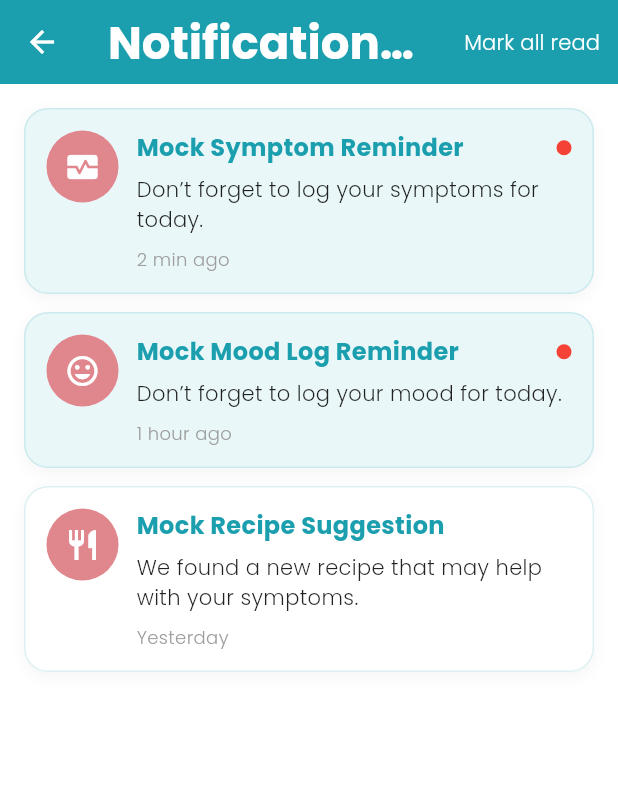
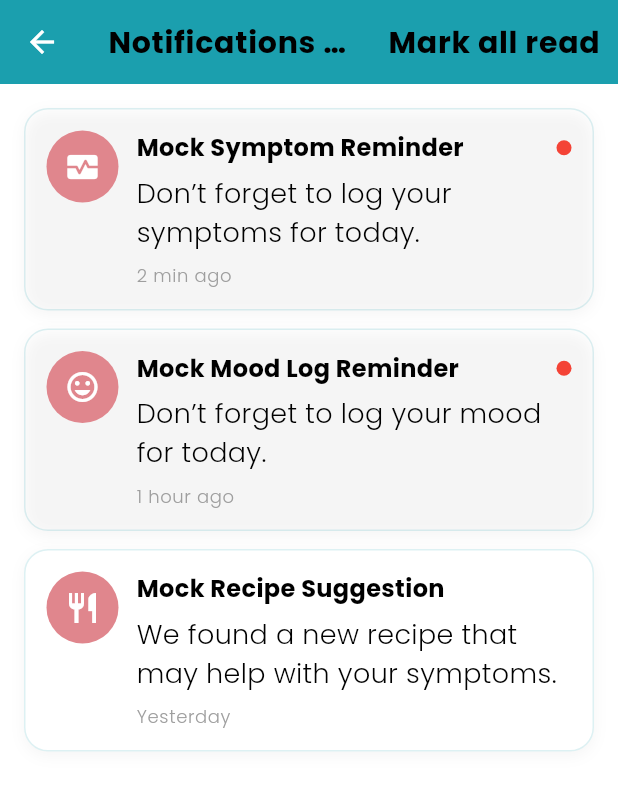
Before and after one commit to Ananyalakshmi-Srinivasan/GutHealthMonitoringApp, a Flutter app: the NotificationScreen screen opened directly, on a phone screen of 412 x 824 dp. Shown: the top 791 px of the screen. Run offline on Flutter 3.47's test engine with Material 3 defaults, Android fonts, the phone set to English and light mode, and no system bars; our stand-ins replace email_validator, firebase_core, firebase_messaging, fl_chart, flutter_form_builder, flutter_local_notifications and 2 more; accounts and stored records are empty.

Commit message:
refactor notification and mood

```diff
--- a/guthealth_app/lib/main.dart
+++ b/guthealth_app/lib/main.dart
@@ -62,7 +62,6 @@
                                                                   //fontFamily: 'Poppins',
                                                                   fontWeight: FontWeight.w600,
                                                                 )),
-
           textTheme: TextTheme(
                       displayLarge: const TextStyle(
                       color: Color(0xFF1B9FAE),
--- a/guthealth_app/lib/screens/notification_screen.dart
+++ b/guthealth_app/lib/screens/notification_screen.dart
@@ -78,37 +78,29 @@
   @override
   Widget build(BuildContext context) {
     return Scaffold(
-      backgroundColor: Colors.white,
       appBar: AppBar(
-        backgroundColor: const Color(0xFF1B9FAE),
         centerTitle: true,
         iconTheme: const IconThemeData(color: Colors.white),
-        title: const Text(
+        title:  Text(
           'Notifications - mock page',
-          style: TextStyle(
-            color: Colors.white,
-            fontWeight: FontWeight.w600,
-          ),
+           style: Theme.of(context).textTheme.bodyLarge
         ),
         actions: [
           TextButton(
             onPressed: markAllAsRead,
-            child: const Text(
+            child:  Text(
               'Mark all read',
-              style: TextStyle(color: Colors.white),
+                style: Theme.of(context).textTheme.bodyLarge
             ),
           ),
         ],
       ),
       body: notifications.isEmpty
-          ? const Center(
+          ?  Center(
         child: Text(
           'No notifications yet',
-          style: TextStyle(
-            fontSize: 16,
-            color: Colors.grey,
-          ),
-        ),
+          style: Theme.of(context).textTheme.bodyMedium
+      ),
       )
           : ListView.separated(
         padding: const EdgeInsets.all(16),
@@ -124,8 +116,8 @@
               padding: const EdgeInsets.all(14),
               decoration: BoxDecoration(
                 color: item.isRead
-                    ? Colors.white
-                    : const Color(0xFFEAF7F9),
+                    ? Theme.of(context).scaffoldBackgroundColor
+                    : null,
                 borderRadius: BorderRadius.circular(16),
                 border: Border.all(
                   color: const Color(0xFF1B9FAE).withValues(alpha: 0.15),
@@ -159,11 +151,7 @@
                             Expanded(
                               child: Text(
                                 item.title,
-                                style: const TextStyle(
-                                  fontSize: 16,
-                                  fontWeight: FontWeight.w600,
-                                  color: Color(0xFF1B9FAE),
-                                ),
+                                style: Theme.of(context).textTheme.bodyMedium!.copyWith(fontWeight:FontWeight.w600, fontSize: 16),
                               ),
                             ),
                             if (!item.isRead)
@@ -180,19 +168,12 @@
                         const SizedBox(height: 6),
                         Text(
                           item.message,
-                          style: const TextStyle(
-                            fontSize: 14,
-                            color: Colors.black87,
-                            height: 1.4,
-                          ),
+                          style: Theme.of(context).textTheme.bodyMedium
                         ),
                         const SizedBox(height: 8),
                         Text(
                           item.time,
-                          style: const TextStyle(
-                            fontSize: 12,
-                            color: Colors.grey,
-                          ),
+                          style: Theme.of(context).textTheme.bodySmall!.copyWith(color: Colors.grey),
                         ),
                       ],
                     ),
```
Also changed, not shown: guthealth_app/lib/screens/mood_log.dart (line endings or trailing spaces).
